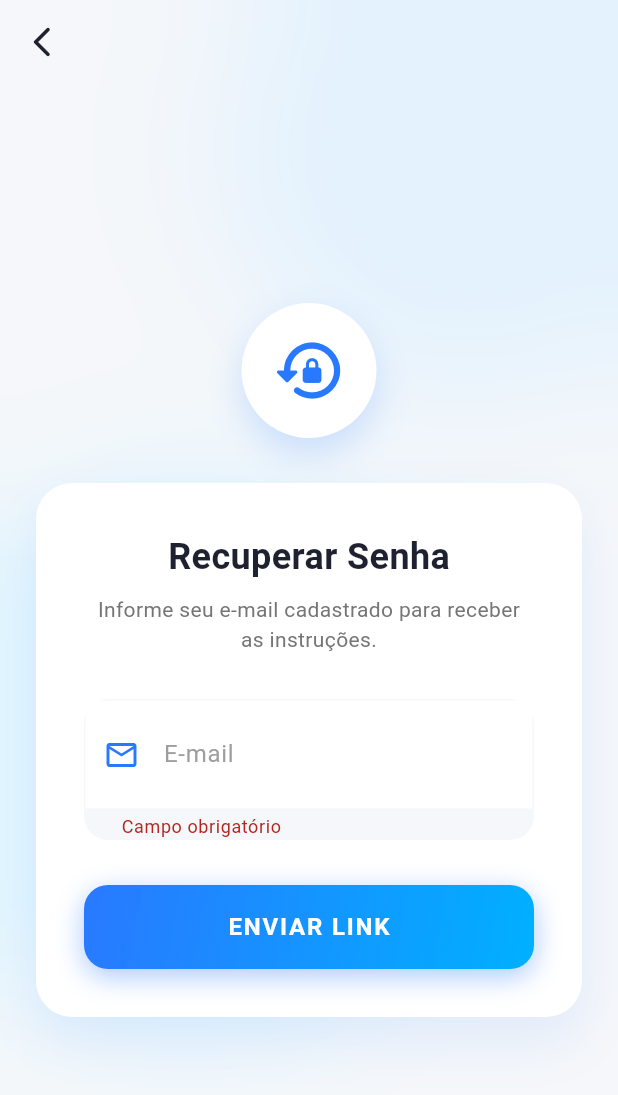
After one commit to gregoriobrito/cpt_app, a Flutter app: the UsuarioEsqueceuSenhaPage screen opened by its route, after a tap on "ENVIAR LINK", on a phone screen of 412 x 824 dp. The commit adds this screen. Shown: the top 1095 px of the screen. Run offline on Flutter 3.47's test engine with Material 3 defaults, Android fonts, the phone set to English and light mode, and no system bars; our stand-ins replace animated_text_kit, shared_preferences; accounts and stored records are empty.

Commit message:
esqueceusenha

```diff
--- a/lib/core/api_client.dart
+++ b/lib/core/api_client.dart
@@ -8,7 +8,7 @@ class ApiClient {
   static final ApiClient _instance = ApiClient._internal();
   factory ApiClient() => _instance;
 
-  final String baseUrl = 'https://trihydric-freeman-ungesticular.ngrok-free.dev';
+  final String baseUrl = 'https://cpt-web.nonprod.cloud.aptare.com.br';
 
   String? _token;
 
--- /dev/null
+++ b/lib/features/usuario/usuario_esqueceu_senha_page.dart
@@ -0,0 +1,328 @@
+import 'dart:ui';
+import 'dart:math' as math;
+import 'package:flutter/material.dart';
+import 'package:cpv_app/features/usuario/usuario_service.dart'; // Certifique-se que o import está correto
+
+class UsuarioEsqueceuSenhaPage extends StatefulWidget {
+  const UsuarioEsqueceuSenhaPage({Key? key}) : super(key: key);
+
+  @override
+  State<UsuarioEsqueceuSenhaPage> createState() => _UsuarioEsqueceuSenhaPageState();
+}
+
+class _UsuarioEsqueceuSenhaPageState extends State<UsuarioEsqueceuSenhaPage> with TickerProviderStateMixin {
+  final _emailController = TextEditingController();
+  final _formKey = GlobalKey<FormState>();
+
+  // Cores do tema (iguais ao main.dart)
+  final Color _primaryBlue = const Color(0xFF2979FF);
+  final Color _darkText = const Color(0xFF1E2230);
+
+  // Variáveis de estado
+  bool _isLoading = false;
+
+  // Controladores de Animação
+  late AnimationController _lightsController;
+  late AnimationController _entryController;
+  late Animation<double> _fadeAnim;
+  late Animation<Offset> _slideAnim;
+
+  @override
+  void initState() {
+    super.initState();
+
+    // Configuração das animações de fundo
+    _lightsController = AnimationController(vsync: this, duration: const Duration(seconds: 10))..repeat();
+
+    // Configuração da entrada do card
+    _entryController = AnimationController(vsync: this, duration: const Duration(milliseconds: 1200));
+    _fadeAnim = CurvedAnimation(parent: _entryController, curve: Curves.easeOut);
+    _slideAnim = Tween<Offset>(begin: const Offset(0, 0.1), end: Offset.zero).animate(
+      CurvedAnimation(parent: _entryController, curve: Curves.easeOutCubic),
+    );
+
+    _entryController.forward();
+  }
+
+  @override
+  void dispose() {
+    _emailController.dispose();
+    _lightsController.dispose();
+    _entryController.dispose();
+    super.dispose();
+  }
+
+  Future<void> _enviarRecuperacao() async {
+    if (!_formKey.currentState!.validate()) return;
+
+    // Esconde o teclado
+    FocusScope.of(context).unfocus();
+
+    setState(() {
+      _isLoading = true;
+    });
+
+    try {
+      // Chamada real ao serviço
+      await UsuarioService().recuperarSenha(_emailController.text.trim());
+
+      if (!mounted) return;
+
+      // Sucesso
+      ScaffoldMessenger.of(context).showSnackBar(
+        const SnackBar(
+          content: Text('E-mail enviado! Verifique sua caixa de entrada.'),
+          backgroundColor: Colors.green,
+          behavior: SnackBarBehavior.floating,
+        ),
+      );
+
+      // Aguarda um pouco e volta para o login
+      await Future.delayed(const Duration(seconds: 2));
+      if (mounted) Navigator.pop(context);
+
+    } catch (e) {
+      if (!mounted) return;
+      // Erro
+      ScaffoldMessenger.of(context).showSnackBar(
+        SnackBar(
+          content: Text("Erro: $e"),
+          backgroundColor: Colors.redAccent,
+          behavior: SnackBarBehavior.floating
+        ),
+      );
+    } finally {
+      if (mounted) {
+        setState(() {
+          _isLoading = false;
+        });
+      }
+    }
+  }
+
+  @override
+  Widget build(BuildContext context) {
+    final size = MediaQuery.of(context).size;
+
+    return Scaffold(
+      extendBodyBehindAppBar: true,
+      appBar: AppBar(
+        backgroundColor: Colors.transparent,
+        elevation: 0,
+        leading: IconButton(
+          icon: Icon(Icons.arrow_back_ios_new_rounded, color: _darkText),
+          onPressed: () => Navigator.pop(context),
+        ),
+      ),
+      backgroundColor: const Color(0xFFF5F7FA), // Fundo Gelo
+      body: Stack(
+        children: [
+          // --- Fundo Animado (Blobs) ---
+          AnimatedBuilder(
+            animation: _lightsController,
+            builder: (context, child) {
+              return Stack(
+                children: [
+                  Positioned(
+                    top: -50,
+                    right: -50,
+                    child: _buildLightBlob(const Color(0xFFE3F2FD), 300),
+                  ),
+                  Positioned(
+                    top: size.height * 0.4,
+                    left: -50,
+                    child: _buildLightBlob(const Color(0xFFE1F5FE), 350),
+                  ),
+                ],
+              );
+            },
+          ),
+
+          // --- Conteúdo Principal ---
+          SafeArea(
+            child: Center(
+              child: SingleChildScrollView(
+                padding: const EdgeInsets.symmetric(horizontal: 24),
+                child: Column(
+                  mainAxisAlignment: MainAxisAlignment.center,
+                  children: [
+                    // Ícone de Cadeado no topo
+                    Container(
+                      padding: const EdgeInsets.all(20),
+                      decoration: BoxDecoration(
+                        shape: BoxShape.circle,
+                        color: Colors.white,
+                        boxShadow: [
+                          BoxShadow(color: _primaryBlue.withOpacity(0.2), blurRadius: 20, offset: const Offset(0, 10))
+                        ]
+                      ),
+                      child: Icon(Icons.lock_reset_rounded, size: 50, color: _primaryBlue),
+                    ),
+
+                    const SizedBox(height: 30),
+
+                    // Animação de Entrada do Card
+                    FadeTransition(
+                      opacity: _fadeAnim,
+                      child: SlideTransition(
+                        position: _slideAnim,
+                        child: _buildCleanCard(
+                          child: Form(
+                            key: _formKey,
+                            child: Column(
+                              children: [
+                                Text(
+                                  "Recuperar Senha",
+                                  style: TextStyle(
+                                    color: _darkText,
+                                    fontSize: 24,
+                                    fontWeight: FontWeight.bold,
+                                  ),
+                                ),
+                                const SizedBox(height: 8),
+                                Text(
+                                  "Informe seu e-mail cadastrado para receber as instruções.",
+                                  textAlign: TextAlign.center,
+                                  style: TextStyle(
+                                    color: Colors.grey.shade600,
+                                    fontSize: 14,
+                                  ),
+                                ),
+                                const SizedBox(height: 30),
+
+                                // Input de E-mail estilizado
+                                _buildLightInput(
+                                  controller: _emailController,
+                                  label: 'E-mail',
+                                  icon: Icons.email_outlined,
+                                  inputType: TextInputType.emailAddress,
+                                ),
+
+                                const SizedBox(height: 30),
+
+                                // Botão Gradiente
+                                _buildGradientButton(),
+                              ],
+                            ),
+                          ),
+                        ),
+                      ),
+                    ),
+                  ],
+                ),
+              ),
+            ),
+          ),
+        ],
+      ),
+    );
+  }
+
+  // --- Widgets Auxiliares (Mesmo Design System do Main) ---
+
+  Widget _buildLightBlob(Color color, double size) {
+    return Container(
+      width: size,
+      height: size,
+      decoration: BoxDecoration(
+        shape: BoxShape.circle,
+        color: color.withOpacity(0.8),
+        boxShadow: [BoxShadow(color: color, blurRadius: 60, spreadRadius: 10)],
+      ),
+      child: BackdropFilter(
+        filter: ImageFilter.blur(sigmaX: 30, sigmaY: 30),
+        child: Container(color: Colors.transparent),
+      ),
+    );
+  }
+
+  Widget _buildCleanCard({required Widget child}) {
+    return Container(
+      padding: const EdgeInsets.all(32),
+      decoration: BoxDecoration(
+        color: Colors.white,
+        borderRadius: BorderRadius.circular(24),
+        boxShadow: [
+          BoxShadow(
+            color: _primaryBlue.withOpacity(0.1),
+            blurRadius: 30,
+            offset: const Offset(0, 15),
+          ),
+        ],
+      ),
+      child: child,
+    );
+  }
+
+  Widget _buildLightInput({
+    required TextEditingController controller,
+    required String label,
+    required IconData icon,
+    TextInputType inputType = TextInputType.text,
+  }) {
+    return Container(
+      decoration: BoxDecoration(
+        color: const Color(0xFFF5F7FA),
+        borderRadius: BorderRadius.circular(16),
+        border: Border.all(color: Colors.transparent),
+      ),
+      child: TextFormField(
+        controller: controller,
+        keyboardType: inputType,
+        style: TextStyle(color: _darkText, fontWeight: FontWeight.w600),
+        cursorColor: _primaryBlue,
+        decoration: InputDecoration(
+          labelText: label,
+          labelStyle: TextStyle(color: Colors.grey.shade500),
+          prefixIcon: Icon(icon, color: _primaryBlue),
+          border: InputBorder.none,
+          contentPadding: const EdgeInsets.symmetric(horizontal: 20, vertical: 16),
+          enabledBorder: OutlineInputBorder(
+            borderRadius: BorderRadius.circular(16),
+            borderSide: BorderSide(color: Colors.grey.shade200),
+          ),
+          focusedBorder: OutlineInputBorder(
+            borderRadius: BorderRadius.circular(16),
+            borderSide: BorderSide(color: _primaryBlue, width: 1.5),
+          ),
+          fillColor: Colors.white,
+          filled: true,
+        ),
+        validator: (value) {
+          if (value == null || value.trim().isEmpty) return 'Campo obrigatório';
+          if (!value.contains('@')) return 'E-mail inválido';
+          return null;
+        },
+      ),
+    );
+  }
+
+  Widget _buildGradientButton() {
+    return GestureDetector(
+      onTap: _isLoading ? null : _enviarRecuperacao,
+      child: Container(
+        width: double.infinity,
+        height: 56,
+        decoration: BoxDecoration(
+          borderRadius: BorderRadius.circular(16),
+          gradient: LinearGradient(
+            colors: [_primaryBlue, const Color(0xFF00B0FF)],
+            begin: Alignment.topLeft,
+            end: Alignment.bottomRight,
+          ),
+          boxShadow: [
+            BoxShadow(color: _primaryBlue.withOpacity(0.4), blurRadius: 15, offset: const Offset(0, 5)),
+          ],
+        ),
+        child: Center(
+          child: _isLoading
+              ? const SizedBox(width: 24, height: 24, child: CircularProgressIndicator(color: Colors.white, strokeWidth: 2))
+              : const Text(
+                  'ENVIAR LINK',
+                  style: TextStyle(color: Colors.white, fontSize: 16, fontWeight: FontWeight.bold, letterSpacing: 1.2),
+                ),
+        ),
+      ),
+    );
+  }
+}
--- a/lib/features/usuario/usuario_service.dart
+++ b/lib/features/usuario/usuario_service.dart
@@ -15,7 +15,7 @@ class UsuarioService {
 
     if (response.statusCode == 200) {
       final jsonBody = jsonDecode(response.body) as Map<String, dynamic>;
-      return Usuario.fromJson(jsonBody);
+      return Usuario.fromJson(jsonBody); //
     } else {
       final errorBody = jsonDecode(response.body);
       final message = errorBody['message'] ?? 'Erro desconhecido';
@@ -31,7 +31,7 @@ class UsuarioService {
 
     if (response.statusCode == 200) {
       final jsonBody = jsonDecode(response.body);
-      return Usuario.fromJson(jsonBody);
+      return Usuario.fromJson(jsonBody); //
     } else {
       final errorBody = jsonDecode(response.body);
       final message = errorBody['message'] ?? 'Erro desconhecido';
@@ -44,7 +44,7 @@ class UsuarioService {
 
     if (response.statusCode == 200) {
       final jsonBody = jsonDecode(response.body) as Map<String, dynamic>;
-      return Usuario.fromJson(jsonBody);
+      return Usuario.fromJson(jsonBody); //
     } else {
       final errorBody = jsonDecode(response.body);
       final message = errorBody['message'] ?? 'Erro desconhecido';
@@ -60,7 +60,7 @@ class UsuarioService {
 
     if (response.statusCode == 200) {
       final jsonBody = jsonDecode(response.body);
-      return RachaUsuario.fromJson(jsonBody);
+      return RachaUsuario.fromJson(jsonBody); //
     } else {
       final errorBody = jsonDecode(response.body);
       final message = errorBody['message'] ?? 'Erro desconhecido';
@@ -76,11 +76,27 @@ class UsuarioService {
 
     if (response.statusCode == 200) {
       final jsonBody = jsonDecode(response.body);
-      return UsuarioVincular.fromJson(jsonBody);
+      return UsuarioVincular.fromJson(jsonBody); //
     } else {
       final errorBody = jsonDecode(response.body);
       final message = errorBody['message'] ?? 'Erro desconhecido';
       throw Exception(message);
     }
   }
+
+  // --- Método Adicionado ---
+  Future<void> recuperarSenha(String email) async {
+    final response = await _client.post(
+      "/usuario/recuperarSenha",
+      body: {"email": email},
+    );
+
+    if (response.statusCode == 200) {
+      return;
+    } else {
+      final errorBody = jsonDecode(response.body);
+      final message = errorBody['message'] ?? 'Erro ao enviar e-mail de recuperação';
+      throw Exception(message);
+    }
+  }
 }
--- a/lib/main.dart
+++ b/lib/main.dart
@@ -7,6 +7,8 @@ import 'dart:math' as math;
 import 'core/api_client.dart';
 import 'features/home/home_page.dart';
 import 'features/usuario/usuario_cadastro_page.dart';
+// --- Import Adicionado ---
+import 'features/usuario/usuario_esqueceu_senha_page.dart';
 
 void main() {
   runApp(const MyApp());
@@ -21,13 +23,18 @@ class MyApp extends StatelessWidget {
       title: 'Controlar Pontos',
       debugShowCheckedModeBanner: false,
       theme: ThemeData(
-        brightness: Brightness.light, // MUDANÇA: Light Mode
-        scaffoldBackgroundColor: const Color(0xFFF5F7FA), // Branco Gelo
+        brightness: Brightness.light,
+        scaffoldBackgroundColor: const Color(0xFFF5F7FA),
         primaryColor: const Color(0xFF2979FF),
         useMaterial3: true,
         fontFamily: 'Roboto',
       ),
+      // Mantivemos sua home original
       home: const LoginPage(),
+      // --- Rota Adicionada ---
+      routes: {
+        '/esqueceu_senha': (context) => const UsuarioEsqueceuSenhaPage(),
+      },
     );
   }
 }
@@ -45,10 +52,9 @@ class _LoginPageState extends State<LoginPage> with TickerProviderStateMixin {
   final _loginController = TextEditingController();
   final _senhaController = TextEditingController();
 
-  // Cores Light Theme
-  final Color _primaryBlue = const Color(0xFF2979FF); // Azul Elétrico
-  final Color _darkText = const Color(0xFF1E2230); // Quase Preto
-  final Color _cyanAccent = const Color(0xFF00E5FF); // Detalhe Neon
+  final Color _primaryBlue = const Color(0xFF2979FF);
+  final Color _darkText = const Color(0xFF1E2230);
+  final Color _cyanAccent = const Color(0xFF00E5FF);
 
   late AnimationController _lightsController;
   late AnimationController _entryController;
@@ -63,7 +69,6 @@ class _LoginPageState extends State<LoginPage> with TickerProviderStateMixin {
   void initState() {
     super.initState();
 
-    // StatusBar Escura para fundo claro
     SystemChrome.setSystemUIOverlayStyle(const SystemUiOverlayStyle(
       statusBarColor: Colors.transparent,
       statusBarIconBrightness: Brightness.dark,
@@ -126,10 +131,9 @@ class _LoginPageState extends State<LoginPage> with TickerProviderStateMixin {
     final size = MediaQuery.of(context).size;
 
     return Scaffold(
-      backgroundColor: const Color(0xFFF5F7FA), // Fundo Claro
+      backgroundColor: const Color(0xFFF5F7FA),
       body: Stack(
         children: [
-          // Fundo Animado (Cores suaves pastel para não ofuscar o branco)
           AnimatedBuilder(
             animation: _lightsController,
             builder: (context, child) {
@@ -138,17 +142,17 @@ class _LoginPageState extends State<LoginPage> with TickerProviderStateMixin {
                   Positioned(
                     top: -50,
                     right: -50,
-                    child: _buildLightBlob(const Color(0xFFE3F2FD), 300), // Azul bem claro
+                    child: _buildLightBlob(const Color(0xFFE3F2FD), 300),
                   ),
                   Positioned(
                     top: size.height * 0.4,
                     left: -50,
-                    child: _buildLightBlob(const Color(0xFFE1F5FE), 350), // Ciano bem claro
+                    child: _buildLightBlob(const Color(0xFFE1F5FE), 350),
                   ),
                   Positioned(
                     bottom: -50,
                     right: -20,
-                    child: _buildLightBlob(const Color(0xFFEDE7F6), 400), // Roxo bem claro
+                    child: _buildLightBlob(const Color(0xFFEDE7F6), 400),
                   ),
                 ],
               );
@@ -164,7 +168,6 @@ class _LoginPageState extends State<LoginPage> with TickerProviderStateMixin {
                     _buildHeader(),
                     const SizedBox(height: 40),
 
-                    // Card Branco Limpo
                     FadeTransition(
                       opacity: _fadeAnim,
                       child: SlideTransition(
@@ -208,7 +211,10 @@ class _LoginPageState extends State<LoginPage> with TickerProviderStateMixin {
                                 Align(
                                   alignment: Alignment.centerRight,
                                   child: TextButton(
-                                    onPressed: () {},
+                                    // --- Navegação Adicionada ---
+                                    onPressed: () {
+                                      Navigator.pushNamed(context, '/esqueceu_senha');
+                                    },
                                     child: Text(
                                       "Esqueceu a senha?",
                                       style: TextStyle(color: _primaryBlue, fontWeight: FontWeight.w600),
@@ -298,7 +304,6 @@ class _LoginPageState extends State<LoginPage> with TickerProviderStateMixin {
     );
   }
 
-  // Card Branco Moderno (Neumorphism Clean)
   Widget _buildCleanCard({required Widget child}) {
     return Container(
       padding: const EdgeInsets.all(32),
@@ -307,7 +312,7 @@ class _LoginPageState extends State<LoginPage> with TickerProviderStateMixin {
         borderRadius: BorderRadius.circular(24),
         boxShadow: [
           BoxShadow(
-            color: _primaryBlue.withOpacity(0.1), // Sombra azulada sutil
+            color: _primaryBlue.withOpacity(0.1),
             blurRadius: 30,
             offset: const Offset(0, 15),
           ),
@@ -317,7 +322,6 @@ class _LoginPageState extends State<LoginPage> with TickerProviderStateMixin {
     );
   }
 
-  // Input para fundo Branco
   Widget _buildLightInput({
     required TextEditingController controller,
     required String label,
@@ -328,7 +332,7 @@ class _LoginPageState extends State<LoginPage> with TickerProviderStateMixin {
   }) {
     return Container(
       decoration: BoxDecoration(
-        color: const Color(0xFFF5F7FA), // Fundo cinza bem claro
+        color: const Color(0xFFF5F7FA),
         borderRadius: BorderRadius.circular(16),
         border: Border.all(color: Colors.transparent),
       ),
@@ -373,7 +377,6 @@ class _LoginPageState extends State<LoginPage> with TickerProviderStateMixin {
         height: 56,
         decoration: BoxDecoration(
           borderRadius: BorderRadius.circular(16),
-          // Gradiente Azul Vibrante
           gradient: LinearGradient(
             colors: [_primaryBlue, const Color(0xFF00B0FF)],
             begin: Alignment.topLeft,
```
